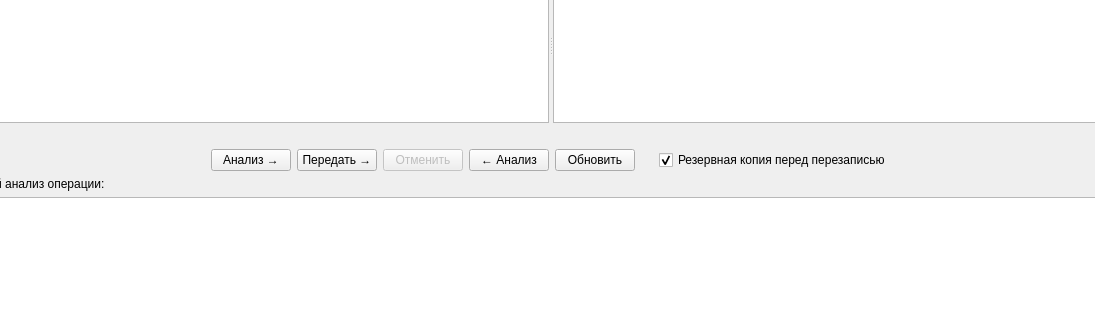
This is forms/MainWindow.ui in SochnayaHurma/ftp-client as Qt 5 draws it before an edit; both pictures show x 109 to 1204 and y 99 to 419 of the 1320 by 880 pixel window. The edited form follows.
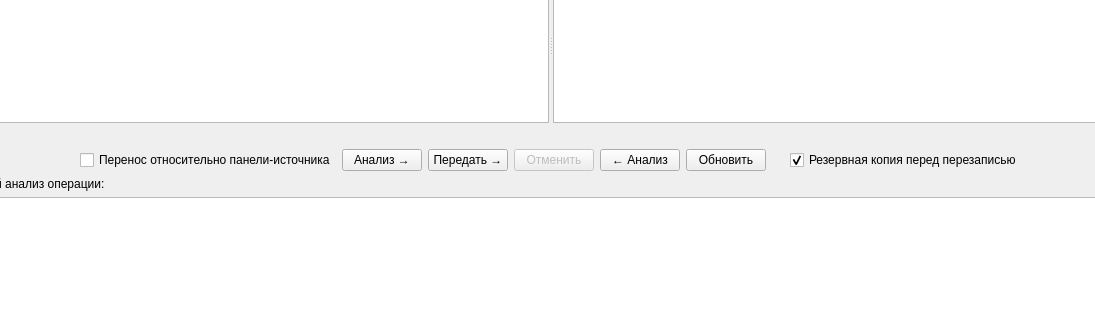
This is the edited form.

Commit message: Исправлен баг с поиском, добавлен перенос относительного пути воссоздающий иерархию

The edit to the form file:
```diff
--- a/forms/MainWindow.ui
+++ b/forms/MainWindow.ui
@@ -176,6 +176,13 @@
         </property>
        </spacer>
       </item>
+      <item>
+       <widget class="QCheckBox" name="preserveSourceHierarchyCheckBox">
+        <property name="text">
+         <string>Перенос относительно панели-источника</string>
+        </property>
+       </widget>
+      </item>
       <item>
        <widget class="QPushButton" name="analyzeUploadButton">
         <property name="text">
```
The commit also changes 9 other files.
